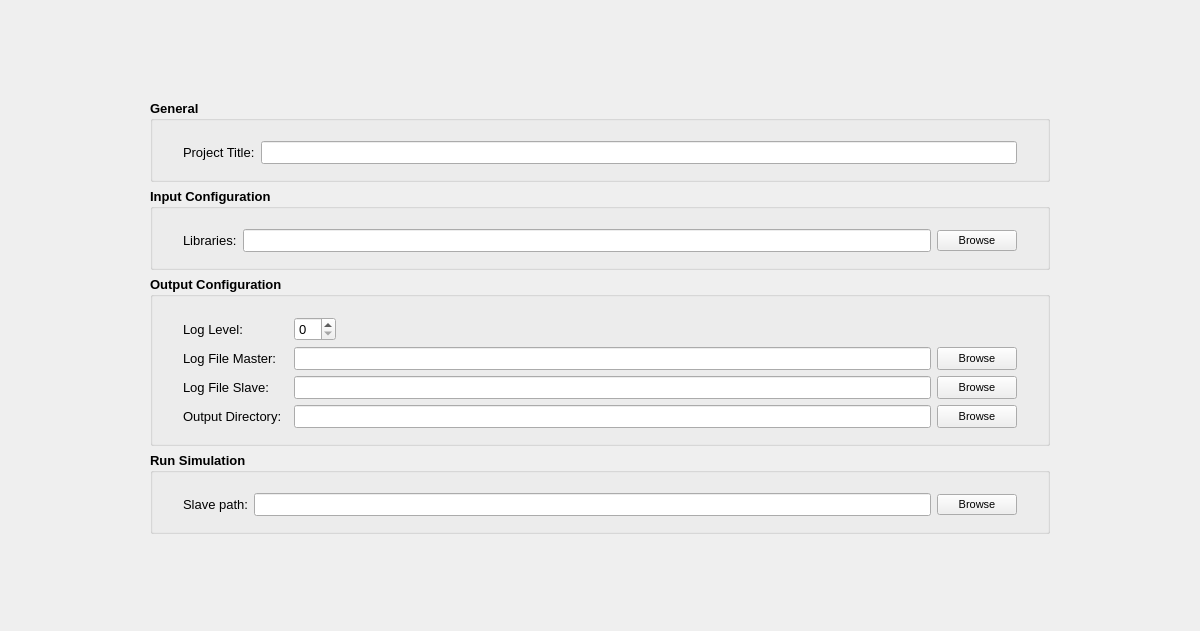
Old version of the form OpenPass_Source_Code/openPASS_GUI/openPASS-Project/Views/ProjectView.ui in the repository ChristianSiebke/DReaM-Driver-Reaction-Model.
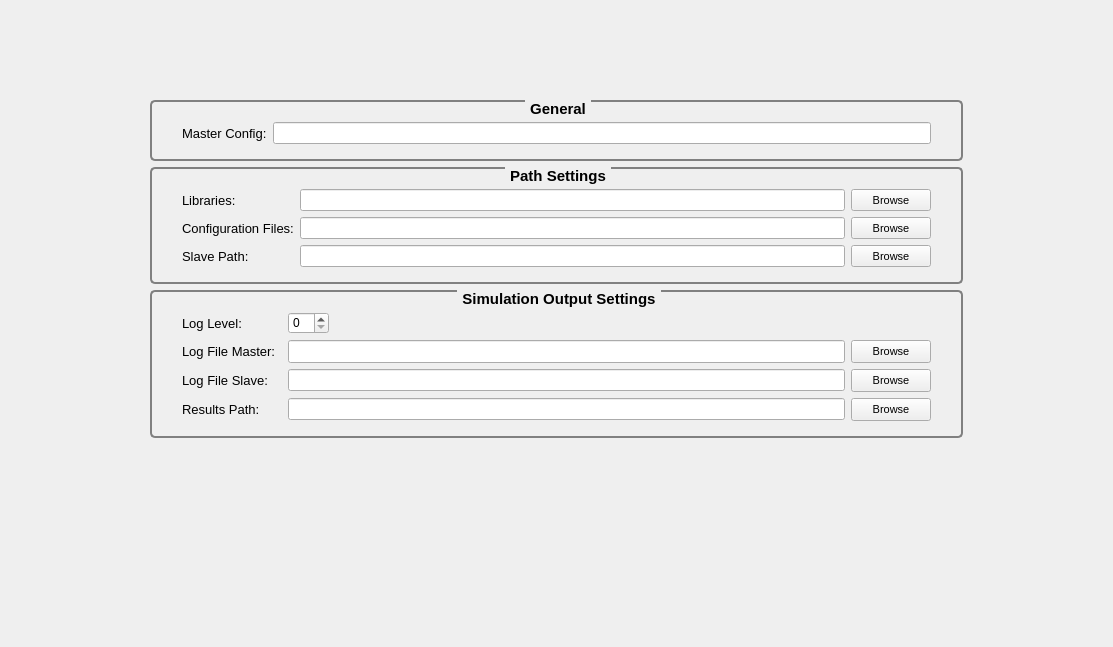
New version of the form.

Commit message: GUI for scenario-based simulations

Patch:
```diff
--- a/OpenPass_Source_Code/openPASS_GUI/openPASS-Project/Views/ProjectView.ui
+++ b/OpenPass_Source_Code/openPASS_GUI/openPASS-Project/Views/ProjectView.ui
@@ -6,13 +6,16 @@
    <rect>
     <x>0</x>
     <y>0</y>
-    <width>1200</width>
-    <height>631</height>
+    <width>1113</width>
+    <height>647</height>
    </rect>
   </property>
   <property name="windowTitle">
    <string>Form</string>
   </property>
+  <property name="styleSheet">
+   <string notr="true">QGroupBox{border:2px solid gray;border-radius:5px;margin-top: 4ex;} QGroupBox::title{subcontrol-origin: margin;subcontrol-position:top center;padding:0 3px;}</string>
+  </property>
   <layout class="QVBoxLayout" name="verticalLayout_2">
    <property name="leftMargin">
     <number>150</number>
@@ -30,7 +33,7 @@
     <widget class="QGroupBox" name="generalBox">
      <property name="font">
       <font>
-       <pointsize>10</pointsize>
+       <pointsize>11</pointsize>
        <weight>75</weight>
        <bold>true</bold>
       </font>
@@ -61,7 +64,7 @@
          </font>
         </property>
         <property name="text">
-         <string>Project Title:</string>
+         <string>Master Config:</string>
         </property>
        </widget>
       </item>
@@ -81,13 +84,13 @@
      </property>
      <property name="font">
       <font>
-       <pointsize>10</pointsize>
+       <pointsize>11</pointsize>
        <weight>75</weight>
        <bold>true</bold>
       </font>
      </property>
      <property name="title">
-      <string>Input Configuration</string>
+      <string>Path Settings</string>
      </property>
      <layout class="QGridLayout" name="gridLayout">
       <property name="leftMargin">
@@ -102,8 +105,48 @@
       <property name="bottomMargin">
        <number>15</number>
       </property>
+      <item row="1" column="0">
+       <widget class="QLabel" name="ConfigurationLabel">
+        <property name="font">
+         <font>
+          <pointsize>10</pointsize>
+          <weight>50</weight>
+          <bold>false</bold>
+         </font>
+        </property>
+        <property name="text">
+         <string>Configuration Files:</string>
+        </property>
+       </widget>
+      </item>
+      <item row="1" column="5">
+       <widget class="QPushButton" name="configBrowseButton">
+        <property name="sizePolicy">
+         <sizepolicy hsizetype="Minimum" vsizetype="Preferred">
+          <horstretch>0</horstretch>
+          <verstretch>0</verstretch>
+         </sizepolicy>
+        </property>
+        <property name="font">
+         <font>
+          <pointsize>8</pointsize>
+          <weight>50</weight>
+          <bold>false</bold>
+         </font>
+        </property>
+        <property name="text">
+         <string>Browse</string>
+        </property>
+       </widget>
+      </item>
       <item row="0" column="5">
        <widget class="QPushButton" name="libraryBrowseButton">
+        <property name="sizePolicy">
+         <sizepolicy hsizetype="Minimum" vsizetype="Preferred">
+          <horstretch>0</horstretch>
+          <verstretch>0</verstretch>
+         </sizepolicy>
+        </property>
         <property name="font">
          <font>
           <pointsize>8</pointsize>
@@ -116,16 +159,10 @@
         </property>
        </widget>
       </item>
-      <item row="0" column="0">
-       <widget class="QLabel" name="ComponentLabel">
-        <property name="font">
-         <font>
-          <weight>50</weight>
-          <bold>false</bold>
-         </font>
-        </property>
-        <property name="text">
-         <string>Libraries:</string>
+      <item row="1" column="1">
+       <widget class="QLineEdit" name="configPathEdit">
+        <property name="readOnly">
+         <bool>true</bool>
         </property>
        </widget>
       </item>
@@ -151,6 +188,61 @@
         </property>
        </widget>
       </item>
+      <item row="0" column="0">
+       <widget class="QLabel" name="LibrariesLabel">
+        <property name="font">
+         <font>
+          <pointsize>10</pointsize>
+          <weight>50</weight>
+          <bold>false</bold>
+         </font>
+        </property>
+        <property name="text">
+         <string>Libraries:</string>
+        </property>
+       </widget>
+      </item>
+      <item row="2" column="0">
+       <widget class="QLabel" name="slaveLabel">
+        <property name="font">
+         <font>
+          <pointsize>10</pointsize>
+          <weight>50</weight>
+          <bold>false</bold>
+         </font>
+        </property>
+        <property name="text">
+         <string>Slave Path:</string>
+        </property>
+       </widget>
+      </item>
+      <item row="2" column="1">
+       <widget class="QLineEdit" name="slaveEdit">
+        <property name="readOnly">
+         <bool>true</bool>
+        </property>
+       </widget>
+      </item>
+      <item row="2" column="5">
+       <widget class="QPushButton" name="slaveBrowseButton">
+        <property name="sizePolicy">
+         <sizepolicy hsizetype="Minimum" vsizetype="Preferred">
+          <horstretch>0</horstretch>
+          <verstretch>0</verstretch>
+         </sizepolicy>
+        </property>
+        <property name="font">
+         <font>
+          <pointsize>8</pointsize>
+          <weight>50</weight>
+          <bold>false</bold>
+         </font>
+        </property>
+        <property name="text">
+         <string>Browse</string>
+        </property>
+       </widget>
+      </item>
      </layout>
     </widget>
    </item>
@@ -164,13 +256,13 @@
      </property>
      <property name="font">
       <font>
-       <pointsize>10</pointsize>
+       <pointsize>11</pointsize>
        <weight>75</weight>
        <bold>true</bold>
       </font>
      </property>
      <property name="title">
-      <string>Output Configuration</string>
+      <string>Simulation Output Settings</string>
      </property>
      <layout class="QGridLayout" name="gridLayout_2">
       <property name="leftMargin">
@@ -185,20 +277,7 @@
       <property name="bottomMargin">
        <number>15</number>
       </property>
-      <item row="9" column="0">
-       <widget class="QLabel" name="outputDirLabel">
-        <property name="font">
-         <font>
-          <weight>50</weight>
-          <bold>false</bold>
-         </font>
-        </property>
-        <property name="text">
-         <string>Output Directory:</string>
-        </property>
-       </widget>
-      </item>
-      <item row="6" column="5">
+      <item row="7" column="5">
        <widget class="QPushButton" name="logMasterBrowseButton">
         <property name="sizePolicy">
          <sizepolicy hsizetype="Minimum" vsizetype="Preferred">
@@ -224,10 +303,31 @@
         </property>
        </widget>
       </item>
-      <item row="7" column="0" colspan="2">
+      <item row="10" column="5">
+       <widget class="QPushButton" name="outputBrowseButton">
+        <property name="minimumSize">
+         <size>
+          <width>0</width>
+          <height>23</height>
+         </size>
+        </property>
+        <property name="font">
+         <font>
+          <pointsize>8</pointsize>
+          <weight>50</weight>
+          <bold>false</bold>
+         </font>
+        </property>
+        <property name="text">
+         <string>Browse</string>
+        </property>
+       </widget>
+      </item>
+      <item row="8" column="0" colspan="2">
        <widget class="QLabel" name="logSlaveLabel">
         <property name="font">
          <font>
+          <pointsize>10</pointsize>
           <weight>50</weight>
           <bold>false</bold>
          </font>
@@ -237,116 +337,6 @@
         </property>
        </widget>
       </item>
-      <item row="7" column="5">
-       <widget class="QPushButton" name="logSlaveBrowseButton">
-        <property name="minimumSize">
-         <size>
-          <width>0</width>
-          <height>23</height>
-         </size>
-        </property>
-        <property name="font">
-         <font>
-          <pointsize>8</pointsize>
-          <weight>50</weight>
-          <bold>false</bold>
-         </font>
-        </property>
-        <property name="text">
-         <string>Browse</string>
-        </property>
-       </widget>
-      </item>
-      <item row="6" column="0">
-       <widget class="QLabel" name="logMasterLabel">
-        <property name="font">
-         <font>
-          <weight>50</weight>
-          <bold>false</bold>
-         </font>
-        </property>
-        <property name="text">
-         <string>Log File Master:</string>
-        </property>
-       </widget>
-      </item>
-      <item row="9" column="2">
-       <widget class="QLineEdit" name="outputPathEdit">
-        <property name="minimumSize">
-         <size>
-          <width>400</width>
-          <height>0</height>
-         </size>
-        </property>
-        <property name="font">
-         <font>
-          <weight>50</weight>
-          <bold>false</bold>
-         </font>
-        </property>
-        <property name="readOnly">
-         <bool>true</bool>
-        </property>
-       </widget>
-      </item>
-      <item row="9" column="5">
-       <widget class="QPushButton" name="outputBrowseButton">
-        <property name="minimumSize">
-         <size>
-          <width>0</width>
-          <height>23</height>
-         </size>
-        </property>
-        <property name="font">
-         <font>
-          <pointsize>8</pointsize>
-          <weight>50</weight>
-          <bold>false</bold>
-         </font>
-        </property>
-        <property name="text">
-         <string>Browse</string>
-        </property>
-       </widget>
-      </item>
-      <item row="6" column="2">
-       <widget class="QLineEdit" name="logMasterPathEdit">
-        <property name="sizePolicy">
-         <sizepolicy hsizetype="Expanding" vsizetype="Preferred">
-          <horstretch>0</horstretch>
-          <verstretch>0</verstretch>
-         </sizepolicy>
-        </property>
-        <property name="minimumSize">
-         <size>
-          <width>400</width>
-          <height>0</height>
-         </size>
-        </property>
-        <property name="font">
-         <font>
-          <weight>50</weight>
-          <bold>false</bold>
-         </font>
-        </property>
-        <property name="readOnly">
-         <bool>true</bool>
-        </property>
-       </widget>
-      </item>
-      <item row="5" column="0">
-       <widget class="QLabel" name="logLevelLabel">
-        <property name="font">
-         <font>
-          <weight>50</weight>
-          <bold>false</bold>
-         </font>
-        </property>
-        <property name="text">
-         <string>Log Level:</string>
-        </property>
-       </widget>
-      </item>
       <item row="5" column="2">
        <widget class="QSpinBox" name="logLevelSpinBox">
         <property name="sizePolicy">
@@ -364,6 +354,31 @@
        </widget>
       </item>
       <item row="7" column="2">
+       <widget class="QLineEdit" name="logMasterPathEdit">
+        <property name="sizePolicy">
+         <sizepolicy hsizetype="Expanding" vsizetype="Preferred">
+          <horstretch>0</horstretch>
+          <verstretch>0</verstretch>
+         </sizepolicy>
+        </property>
+        <property name="minimumSize">
+         <size>
+          <width>400</width>
+          <height>0</height>
+         </size>
+        </property>
+        <property name="font">
+         <font>
+          <weight>50</weight>
+          <bold>false</bold>
+         </font>
+        </property>
+        <property name="readOnly">
+         <bool>true</bool>
+        </property>
+       </widget>
+      </item>
+      <item row="8" column="2">
        <widget class="QLineEdit" name="logSlavePathEdit">
         <property name="minimumSize">
          <size>
@@ -382,56 +397,75 @@
         </property>
        </widget>
       </item>
-     </layout>
-    </widget>
-   </item>
-   <item>
-    <widget class="QGroupBox" name="groupBox_2">
-     <property name="font">
-      <font>
-       <pointsize>10</pointsize>
-       <weight>75</weight>
-       <bold>true</bold>
-      </font>
-     </property>
-     <property name="title">
-      <string>Run Simulation</string>
-     </property>
-     <layout class="QHBoxLayout" name="horizontalLayout_2">
-      <property name="leftMargin">
-       <number>30</number>
-      </property>
-      <property name="topMargin">
-       <number>20</number>
-      </property>
-      <property name="rightMargin">
-       <number>30</number>
-      </property>
-      <property name="bottomMargin">
-       <number>15</number>
-      </property>
-      <item>
-       <widget class="QLabel" name="slaveLabel">
+      <item row="10" column="2">
+       <widget class="QLineEdit" name="outputPathEdit">
+        <property name="minimumSize">
+         <size>
+          <width>400</width>
+          <height>0</height>
+         </size>
+        </property>
         <property name="font">
          <font>
           <weight>50</weight>
           <bold>false</bold>
          </font>
         </property>
-        <property name="text">
-         <string>Slave path:</string>
-        </property>
-       </widget>
-      </item>
-      <item>
-       <widget class="QLineEdit" name="slaveEdit">
         <property name="readOnly">
          <bool>true</bool>
         </property>
        </widget>
       </item>
-      <item>
-       <widget class="QPushButton" name="slaveBrowseButton">
+      <item row="7" column="0">
+       <widget class="QLabel" name="logMasterLabel">
+        <property name="font">
+         <font>
+          <pointsize>10</pointsize>
+          <weight>50</weight>
+          <bold>false</bold>
+         </font>
+        </property>
+        <property name="text">
+         <string>Log File Master:</string>
+        </property>
+       </widget>
+      </item>
+      <item row="10" column="0">
+       <widget class="QLabel" name="outputDirLabel">
+        <property name="font">
+         <font>
+          <pointsize>10</pointsize>
+          <weight>50</weight>
+          <bold>false</bold>
+         </font>
+        </property>
+        <property name="text">
+         <string>Results Path:</string>
+        </property>
+       </widget>
+      </item>
+      <item row="5" column="0">
+       <widget class="QLabel" name="logLevelLabel">
+        <property name="font">
+         <font>
+          <pointsize>10</pointsize>
+          <weight>50</weight>
+          <bold>false</bold>
+         </font>
+        </property>
+        <property name="text">
+         <string>Log Level:</string>
+        </property>
+       </widget>
+      </item>
+      <item row="8" column="5">
+       <widget class="QPushButton" name="logSlaveBrowseButton">
+        <property name="minimumSize">
+         <size>
+          <width>0</width>
+          <height>23</height>
+         </size>
+        </property>
         <property name="font">
          <font>
           <pointsize>8</pointsize>
```
Left out of the diff: 2 changed lines with no effect on the pictures. The commit also changes 1155 other files.
